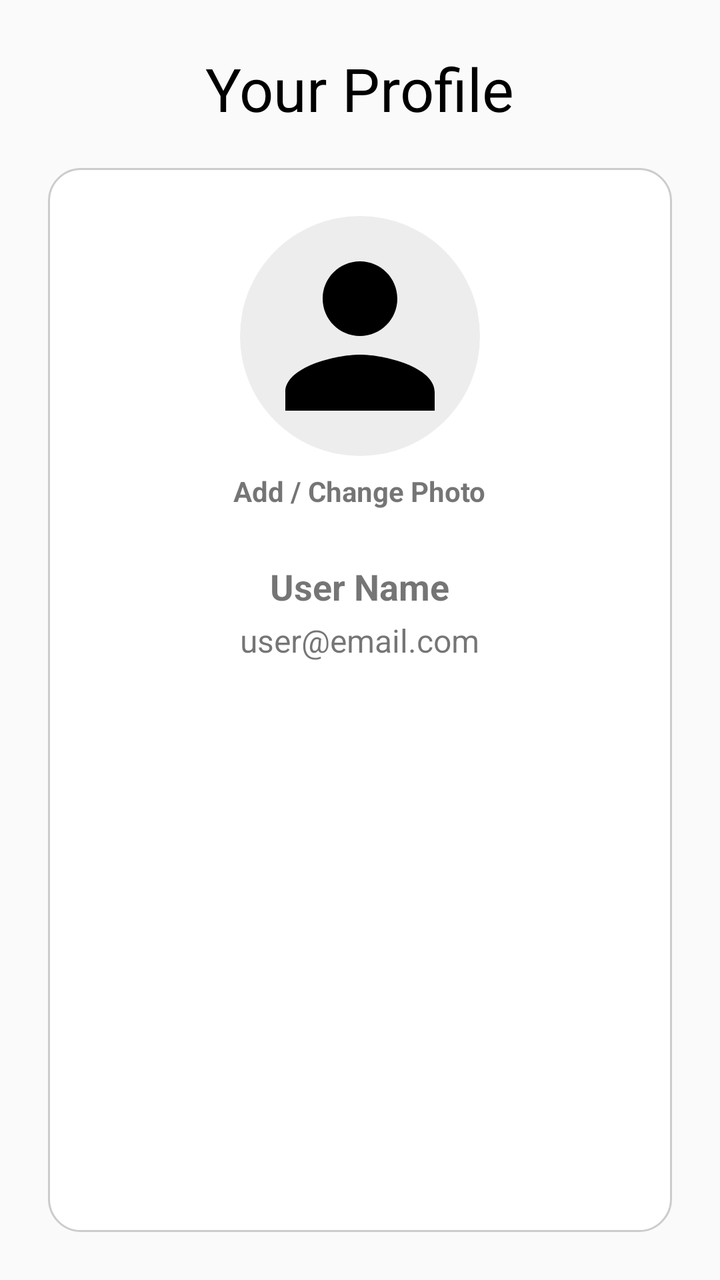
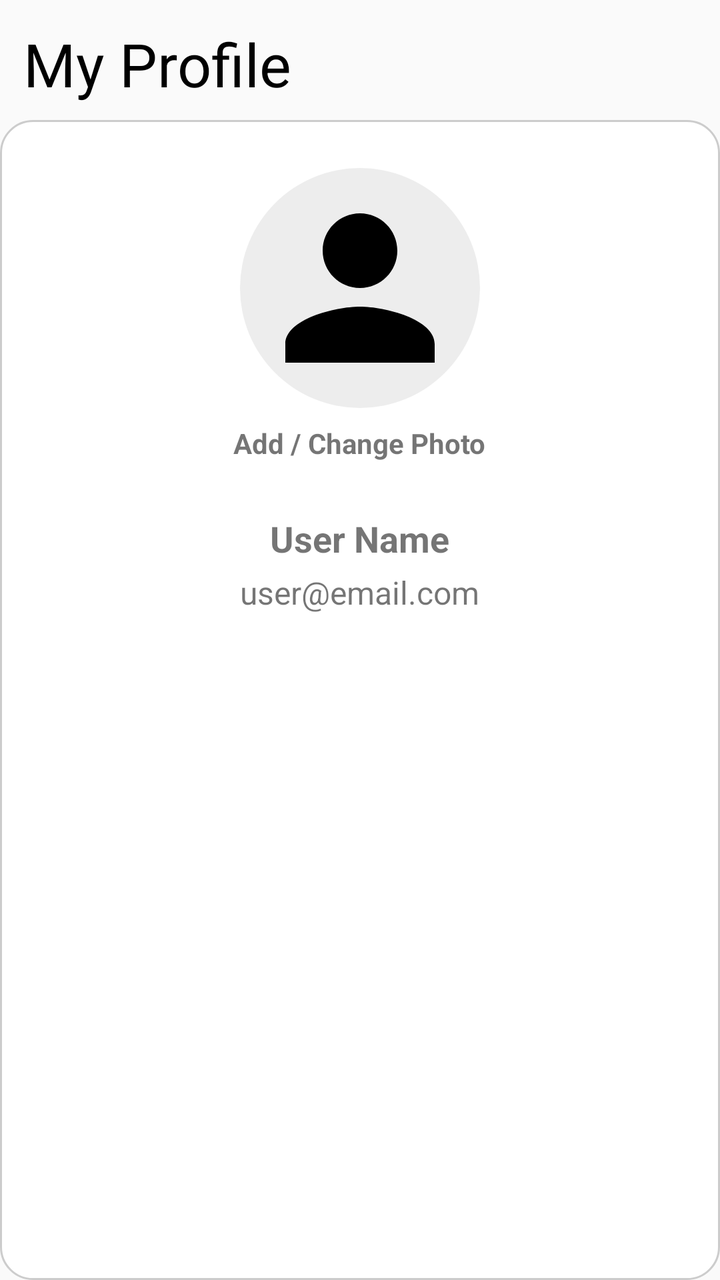

Two renders of the same Android screen: before a commit and after it. Below are the layout's source before the change and the commit's diff.
<!-- AndroidManifest.xml: application theme Theme.Licenta_v2 -->
<!-- res/layout/fragment_profile.xml -->
<?xml version="1.0" encoding="utf-8"?>
<FrameLayout xmlns:android="http://schemas.android.com/apk/res/android"
    xmlns:tools="http://schemas.android.com/tools"
    android:layout_width="match_parent"
    android:layout_height="wrap_content"
    android:orientation="vertical"
    android:padding="24dp"
    tools:context=".ui.profile.ProfileFragment">

    <TextView
        android:id="@+id/title_profile"
        android:layout_width="wrap_content"
        android:layout_height="wrap_content"
        android:layout_gravity="top|center_horizontal"
        android:text="Your Profile"
        android:textColor="@color/black"
        android:textSize="30sp" />

    <LinearLayout
        android:layout_width="match_parent"
        android:layout_height="match_parent"
        android:layout_marginTop="60dp"
        android:background="@drawable/card_background"
        android:gravity="center_horizontal"
        android:orientation="vertical"
        android:padding="24dp">

        <ImageView
            android:id="@+id/profileImageView"
            android:layout_width="120dp"
            android:layout_height="120dp"
            android:background="@drawable/round_image"
            android:padding="4dp"
            android:scaleType="centerCrop"
            android:src="@drawable/person" />

        <TextView
            android:id="@+id/addPhotoText"
            android:layout_width="wrap_content"
            android:layout_height="wrap_content"
            android:layout_marginTop="8dp"
            android:text="Add / Change Photo"
            android:textStyle="bold" />

        <TextView
            android:id="@+id/nameTextView"
            android:layout_width="wrap_content"
            android:layout_height="wrap_content"
            android:layout_marginTop="26dp"
            android:text="User Name"
            android:textSize="18sp"
            android:textStyle="bold" />

        <TextView
            android:id="@+id/emailTextView"
            android:layout_width="wrap_content"
            android:layout_height="wrap_content"
            android:layout_marginTop="4dp"
            android:text="user@email.com"
            android:textSize="16sp" />

    </LinearLayout>


</FrameLayout>
<!-- resources referenced by this layout -->
<resources>
  <color name="black">#FF000000</color>
  <!-- drawable card_background (drawable) -->
  <shape xmlns:android="http://schemas.android.com/apk/res/android">
      <solid android:color="@android:color/white"/>
      <corners android:radius="16dp"/>
      <stroke android:width="1dp" android:color="#CCCCCC"/>
  </shape>
  <!-- drawable person (drawable) -->
  <vector xmlns:android="http://schemas.android.com/apk/res/android" android:height="24dp" android:tint="#000000" android:viewportHeight="24" android:viewportWidth="24" android:width="24dp">
        
      <path android:fillColor="@android:color/white" android:pathData="M12,12c2.21,0 4,-1.79 4,-4s-1.79,-4 -4,-4 -4,1.79 -4,4 1.79,4 4,4zM12,14c-2.67,0 -8,1.34 -8,4v2h16v-2c0,-2.66 -5.33,-4 -8,-4z"/>
      
  </vector>
  <!-- drawable round_image (drawable) -->
  <shape xmlns:android="http://schemas.android.com/apk/res/android">
      <corners android:radius="250dp" />
      <solid android:color="#EDEDED"/>
  </shape>
  <style name="Theme.Licenta_v2" parent="Base.Theme.Licenta_v2" />
  <style name="Base.Theme.Licenta_v2" parent="Theme.AppCompat.Light.NoActionBar">
          
          
          <item name="android:statusBarColor">@android:color/transparent</item>
          <item name="android:windowTranslucentStatus">true</item>
          <item name="android:windowLightStatusBar">true</item>
      </style>
</resources>

<!-- the commit's change to res/layout/fragment_profile.xml (unified diff, before → after) -->
@@ -4,15 +4,16 @@
     android:layout_width="match_parent"
     android:layout_height="wrap_content"
     android:orientation="vertical"
-    android:padding="24dp"
+
     tools:context=".ui.profile.ProfileFragment">
 
     <TextView
-        android:id="@+id/title_profile"
+        android:id="@+id/titleProfile"
         android:layout_width="wrap_content"
         android:layout_height="wrap_content"
-        android:layout_gravity="top|center_horizontal"
-        android:text="Your Profile"
+        android:layout_marginLeft="35px"
+        android:layout_marginTop="35px"
+        android:text="My Profile"
         android:textColor="@color/black"
         android:textSize="30sp" />
 
